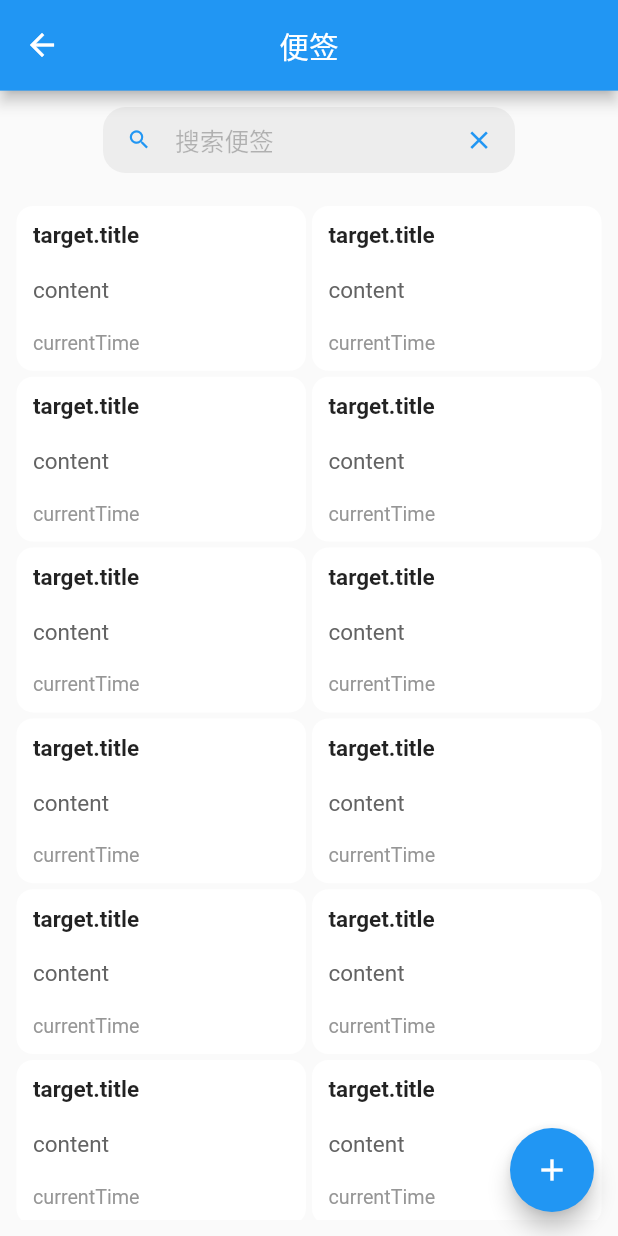
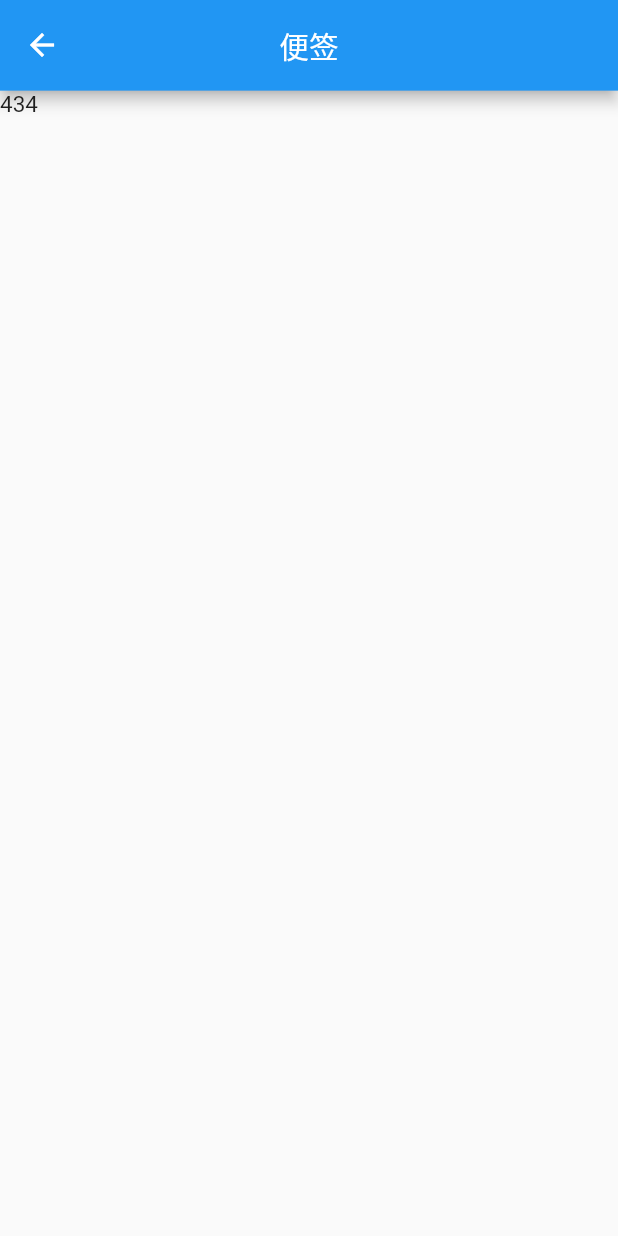
Before and after one commit to path-yu/simple_app, a Flutter app: the NotePage screen opened by its route, after a tap on the "add" icon, on a phone screen of 412 x 824 dp. Run offline on Flutter 3.47's test engine with Material 2 defaults, Android fonts, the phone set to English and light mode, and no system bars; our stand-ins replace date_format, flutter_local_notifications, flutter_screenutil, fluttertoast, permission_handler, shared_preferences and 1 more; missing offline and left inert: back_button_interceptor; accounts and stored records are empty.

Commit message:
完善便签页面,完善文案,创建新编辑便签or创建页面

```diff
--- a/lib/l10n/intl_zh_CN.arb
+++ b/lib/l10n/intl_zh_CN.arb
@@ -24,5 +24,7 @@
   "notEmpty": "不能为空!",
   "tryAgainExitApp": "再按一次退出App",
   "noDevelopment":"暂未开发",
-  "searchNote":"搜索便签"
+  "searchNote":"搜索便签",
+  "editorNote":"编辑便签",
+  "createNote":"新建便签"
 }
--- a/lib/model/note.dart
+++ b/lib/model/note.dart
@@ -1,15 +1,11 @@
 //记录便列表数据类
 class Note {
-  late int id;
-  late String title;
+  int? id;
+  String? title;
   late var content;
   late int time;
 
-  Note(
-      {required this.id,
-      required this.title,
-      this.content,
-      required this.time});
+  Note({this.id, this.title, this.content, required this.time});
   //将json 序列化为model对象
   Note.fromJson(Map<String, dynamic> json) {
     id = json['id'];
--- /dev/null
+++ b/lib/page/note_editor_page.dart
@@ -0,0 +1,20 @@
+import 'package:flutter/material.dart';
+import 'package:simple_app/components/base/build_base_app_bar.dart';
+import 'package:simple_app/generated/l10n.dart';
+
+class NoteEditorPage extends StatefulWidget {
+  const NoteEditorPage({Key? key}) : super(key: key);
+
+  @override
+  _NoteEditorPageState createState() => _NoteEditorPageState();
+}
+
+class _NoteEditorPageState extends State<NoteEditorPage> {
+  @override
+  Widget build(BuildContext context) {
+    return Scaffold(
+      appBar: buildBaseAppBar(S.of(context).note),
+      body: const Text('434'),
+    );
+  }
+}
--- a/lib/page/note_page.dart
+++ b/lib/page/note_page.dart
@@ -1,3 +1,4 @@
+import 'package:date_format/date_format.dart' hide S;
 import 'package:flutter/material.dart';
 import 'package:flutter_screenutil/flutter_screenutil.dart';
 import 'package:simple_app/common/color.dart';
@@ -24,7 +25,7 @@ class _NotePageState extends State<NotePage> {
   //滚动监听器
   final ScrollController _scrollController = ScrollController(); //listview的控制器
   // 所有的标签数据
-  List<Note> noteList = [Note(id: 34, title: '43', time: 11000)];
+  List<Note> noteList = [];
   // 数据是否正在加载
   bool isLoading = false;
   // t提示文字
@@ -32,15 +33,38 @@ class _NotePageState extends State<NotePage> {
   @override
   void initState() {
     super.initState();
-    DBProvider().findAll().then((value) {
-      print(value);
-    });
     _scrollController.addListener(() {
       if (_scrollController.position.pixels ==
           _scrollController.position.maxScrollExtent) {
         print('滑动到了最底部');
         _getMore();
       }
+    });
+    getData(DBProvider().findAll);
+  }
+
+  //从数据库中读取数据
+  Future getData(Function action,
+      [String title = "", bool isPullRefresh = false]) async {
+    if (isPullRefresh == false) {
+      setState(() {
+        isLoading = true;
+      });
+    }
+    List<Note> result;
+    if (title.isNotEmpty) {
+      result = await action(title);
+      if (result.isEmpty) {
+        setState(() {
+          messageText = '很遗憾,没有搜索到数据!';
+        });
+      }
+    } else {
+      result = await action();
+    }
+    setState(() {
+      noteList = result;
+      isLoading = false;
     });
   }
 
@@ -51,14 +75,63 @@ class _NotePageState extends State<NotePage> {
 
   // 加载更多
   _getMore() {}
-  toCreateOrEditorNotePage() {}
-  void addConfrim(String value) {}
+  void addConfirm(String value) {}
+  void handleLongPress() {
+    print('长按');
+  }
+
+  // 跳转到新建便签 页面
+  void toCreateOrEditorNotePage({int? id, int? time}) {
+    if (id != null) {
+      // 打开新页面 并等待返回结果
+      Navigator.pushNamed(context, '/create_note_or_editor_page', arguments: {
+        'appbarTitle': S.of(context).editorNote,
+        'isEditor': true,
+        "id": id,
+        'time': time
+      }).then((value) {
+        // 然后返回了数据则更新页面
+        if (value != null) {
+          getData(DBProvider().findAll);
+        }
+      });
+    } else {
+      Navigator.pushNamed(context, '/create_note_or_editor_page', arguments: {
+        'appbarTitle': S.of(context).createNote,
+        'isEditor': false
+      }).then((value) {
+        getData(DBProvider().findAll);
+      });
+    }
+  }
 
   Widget noteItemBuild(BuildContext context, int index) {
+    Note target = noteList[index];
+    var date = DateTime.fromMicrosecondsSinceEpoch(target.time);
+    final title = target.title == null
+        ? const SizedBox(
+            height: 0,
+          )
+        : Text(
+            '${target.title}',
+            maxLines: 1,
+            overflow: TextOverflow.ellipsis,
+            style: const TextStyle(
+              fontWeight: FontWeight.bold,
+            ),
+          );
+    // 动态计算高度
+    var currentTime = formatDate(
+        DateTime(
+          date.year,
+          date.month,
+          date.day,
+        ),
+        [yyyy, '年', mm, '月', dd, '日']);
     return InkWell(
-      onTap: () {
-        print('34');
-      },
+      onTap: () => toCreateOrEditorNotePage(
+          id: target.id, time: target.time),
+      onLongPress: handleLongPress,
       child: SizedBox(
         height: ScreenUtil().setHeight(100),
         child: DecoratedBox(
@@ -71,17 +144,10 @@ class _NotePageState extends State<NotePage> {
             child: Padding(
               padding: EdgeInsets.all(ScreenUtil().setSp(10)),
               child: Column(
-                crossAxisAlignment: CrossAxisAlignment.start,
+                crossAxisAlignment: CrossAxisAlignment.center,
                 mainAxisAlignment: MainAxisAlignment.spaceBetween,
                 children: [
-                  const Text(
-                    'target.title',
-                    maxLines: 1,
-                    overflow: TextOverflow.ellipsis,
-                    style: TextStyle(
-                      fontWeight: FontWeight.bold,
-                    ),
-                  ),
+                  title,
                   const Text(
                     'content',
                     overflow: TextOverflow.ellipsis,
@@ -89,7 +155,7 @@ class _NotePageState extends State<NotePage> {
                     style: TextStyle(color: Color(0xff636363)),
                   ),
                   Text(
-                    'currentTime',
+                    currentTime,
                     style: TextStyle(
                         fontSize: ScreenUtil().setSp(12),
                         color: const Color(0xff969696)),
@@ -131,11 +197,11 @@ class _NotePageState extends State<NotePage> {
           : Expanded(
               child: MasonryGridView.count(
                 crossAxisCount: 2,
-                mainAxisSpacing: 4,
-                crossAxisSpacing: 4,
+                mainAxisSpacing: 10,
+                crossAxisSpacing: 10,
                 physics: const BouncingScrollPhysics(),
                 controller: _scrollController,
-                itemCount: 20,
+                itemCount: noteList.length,
                 itemBuilder: noteItemBuild,
               ),
             );
@@ -154,7 +220,7 @@ class _NotePageState extends State<NotePage> {
               Center(
                 child: SearchBar(
                   _noteController,
-                  addConfrim,
+                  addConfirm,
                   TextInputAction.search,
                   S.of(context).searchNote,
                   fillColor: searchBarFillColor,
--- a/lib/router.dart
+++ b/lib/router.dart
@@ -1,9 +1,13 @@
+import 'package:flutter/material.dart';
 import 'package:simple_app/components/base/tabs.dart';
+import 'package:simple_app/page/note_editor_page.dart';
 import 'package:simple_app/page/note_page.dart';
 import 'package:simple_app/page/todo_list_page.dart';
 
 final routes = {
-  '/': (context) => const Tabs(),
-  '/todo_list_page': (context) => const TodoListPage(),
-  '/note': (context) => const NotePage()
+  '/': (BuildContext context) => const Tabs(),
+  '/todo_list_page': (BuildContext context) => const TodoListPage(),
+  '/note': (BuildContext context) => const NotePage(),
+  '/create_note_or_editor_page': (BuildContext context) =>
+      const NoteEditorPage()
 };
```
Also changed, not shown: lib/l10n/intl_en.arb (+11 -9 lines), lib/main.dart (+11 -0 lines), lib/generated/intl/messages_en.dart, lib/generated/intl/messages_zh_CN.dart, lib/generated/l10n.dart.
